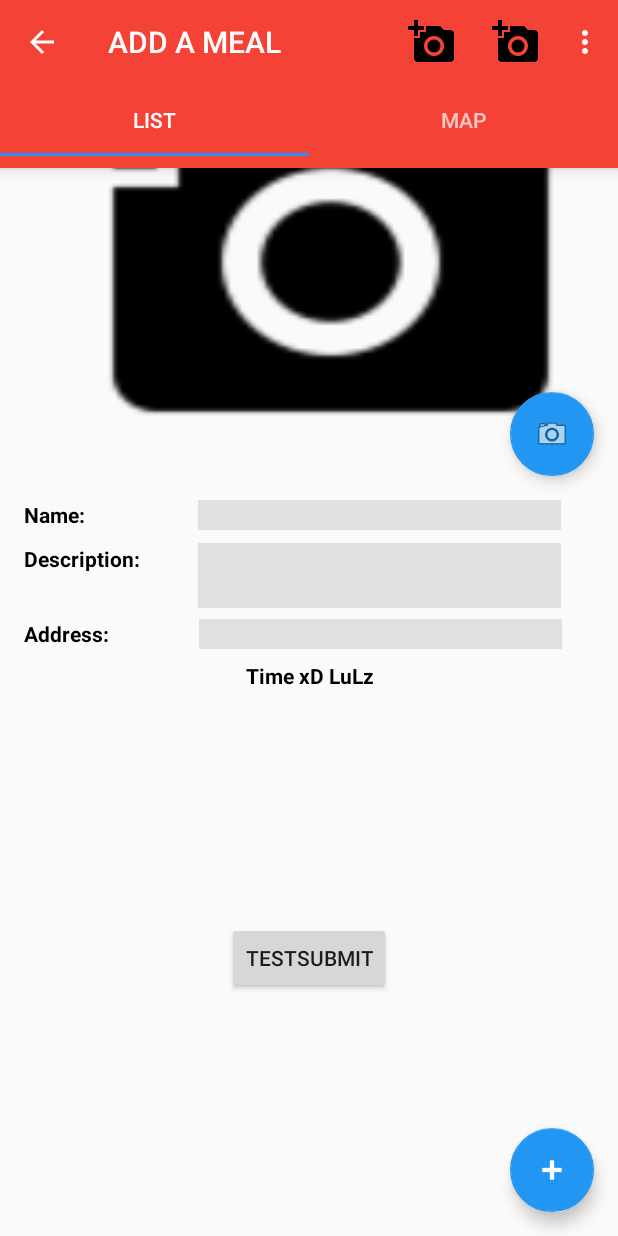
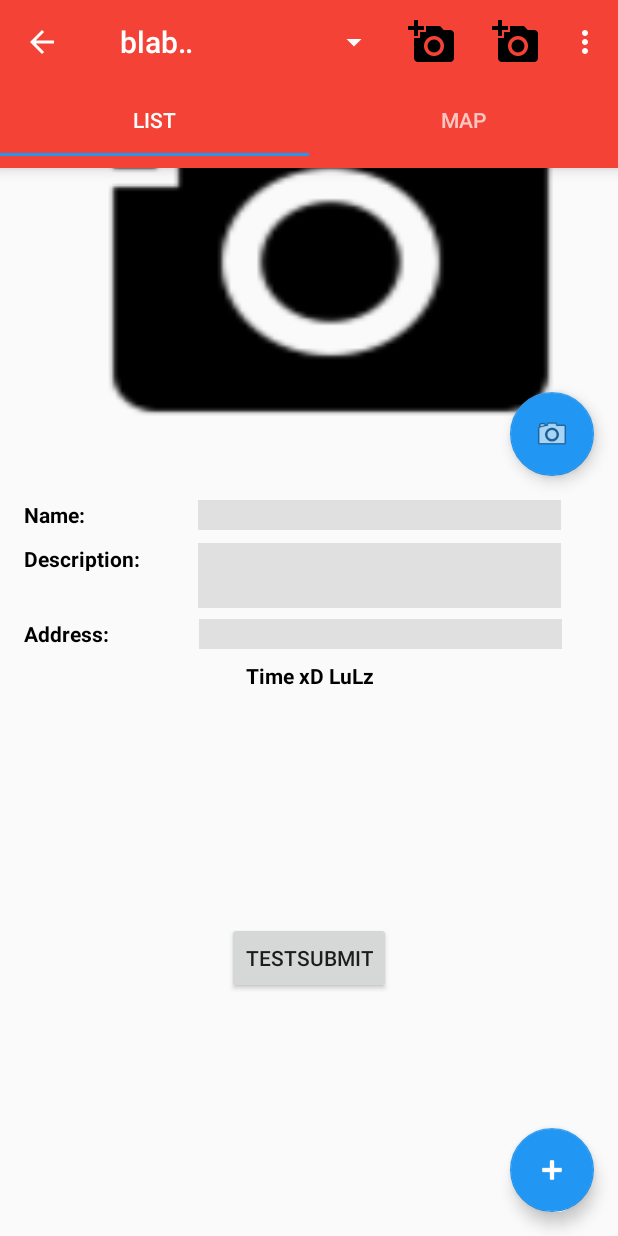
Before and after one commit to jofranz/FoodTrackerAndroid, an Android app: the screen it shows after launch (SecondMainActivity), after a tap on an icon or button, on a phone screen of 412 x 824 dp. Run offline under Robolectric (Android 15) with nearby library versions, the phone set to English and light mode, and no system bars; our stand-ins replace Room's generated code.

Commit message:
Added drop down spinner example to TableFragment.

```diff
--- a/app/src/main/java/app/foodtracker/de/foodtracker/UI/TableFragment.kt
+++ b/app/src/main/java/app/foodtracker/de/foodtracker/UI/TableFragment.kt
@@ -1,13 +1,18 @@
 package app.foodtracker.de.foodtracker.UI
 
+import android.app.ActionBar
+import android.os.Build
 import android.os.Bundle
 import android.support.design.widget.FloatingActionButton
 import android.support.v4.app.Fragment
+import android.support.v7.app.AppCompatActivity
 import android.support.v7.widget.LinearLayoutManager
 import android.support.v7.widget.RecyclerView
 import android.view.LayoutInflater
 import android.view.View
+import android.view.View.OnClickListener
 import android.view.ViewGroup
+import android.widget.ArrayAdapter
 import app.foodtracker.de.foodtracker.*
 import app.foodtracker.de.foodtracker.Model.AppDatabase
 import app.foodtracker.de.foodtracker.Presenter.RecyclerAdapter
@@ -16,7 +21,12 @@ import app.foodtracker.de.foodtracker.Presenter.RecyclerAdapter
 /**
  * Created by normen on 12.11.17.
  */
-class TableFragment : Fragment() {
+class TableFragment : Fragment(), OnClickListener{
+
+
+    override fun onClick(v: View?) {
+        print("clicked !!!!!")
+    }
 
 
     private lateinit var adapter: RecyclerAdapter
@@ -30,16 +40,70 @@ class TableFragment : Fragment() {
         val mLayoutManager = LinearLayoutManager(this.activity)
 
 
+
         adapter = RecyclerAdapter(emptyList())
         recyclerView?.layoutManager = mLayoutManager
         recyclerView?.adapter = adapter
         val fab1 = view.findViewById<FloatingActionButton>(R.id.fab)
-        fab1.setOnClickListener(View.OnClickListener {
+        fab1.setOnClickListener(OnClickListener {
             //showsMeals(mdb.mealModel().getAllMeal())
             (activity as SecondMainActivity).changeFragment(0)
         })
+
+
+
+        fun buildNavigationMenu() {
+
+            val days_menu = arrayOfNulls<String>(3)
+
+            for (i in 0 until days_menu.size) {
+                days_menu[i] = "blablablablablablablablalalala"
+            }
+
+            val actionBar = (activity as AppCompatActivity).supportActionBar
+            actionBar?.setNavigationMode(android.support.v7.app.ActionBar.NAVIGATION_MODE_LIST)
+
+            val arrayAdapter = ArrayAdapter(
+                    actionBar?.getThemedContext(), // added ?
+                    R.layout.support_simple_spinner_dropdown_item_large,
+                    days_menu)
+            arrayAdapter.setDropDownViewResource(R.layout.support_simple_spinner_dropdown_list_item)
+            actionBar?.setListNavigationCallbacks(arrayAdapter, OnDaySelectedListener()) // added ?
+
+
+
+
+        }
+
+        buildNavigationMenu()
         return view
     }
+
+
+
+    // must be moved to kotlin style listener method ^
+    private inner class OnDaySelectedListener : android.support.v7.app.ActionBar.OnNavigationListener {
+
+        private var isSynthetic = true
+
+        override fun onNavigationItemSelected(itemPosition: Int, itemId: Long): Boolean {
+            if (runsAtLeastOnAndroidNougat() && isSynthetic) {
+                isSynthetic = false
+                return true
+            }
+            if (itemPosition < 3) {
+                print("!!! selected")
+                return true
+            }
+            return false
+        }
+
+        private fun runsAtLeastOnAndroidNougat(): Boolean {
+            return Build.VERSION.SDK_INT > Build.VERSION_CODES.M
+        }
+
+    }
+
 
     override fun onStart() {
         super.onStart()
--- /dev/null
+++ b/app/src/main/res/layout/support_simple_spinner_dropdown_item_large.xml
@@ -0,0 +1,25 @@
+<?xml version="1.0" encoding="utf-8"?>
+<!--
+**
+** Copyright 2008, The Android Open Source Project
+**
+** Licensed under the Apache License, Version 2.0 (the "License");
+** you may not use this file except in compliance with the License.
+** You may obtain a copy of the License at
+**
+**     http://www.apache.org/licenses/LICENSE-2.0
+**
+** Unless required by applicable law or agreed to in writing, software
+** distributed under the License is distributed on an "AS IS" BASIS,
+** WITHOUT WARRANTIES OR CONDITIONS OF ANY KIND, either express or implied.
+** See the License for the specific language governing permissions and
+** limitations under the License.
+*/
+-->
+<TextView xmlns:android="http://schemas.android.com/apk/res/android"
+    android:id="@android:id/text1"
+    style="@style/MySpinnerDropDownItemStyle"
+    android:singleLine="true"
+    android:layout_width="100px"
+    android:layout_height="?attr/dropdownListPreferredItemHeight"
+    android:ellipsize="marquee"/>
--- a/app/src/main/res/values/styles.xml
+++ b/app/src/main/res/values/styles.xml
@@ -16,4 +16,13 @@
 
     <style name="AppTheme.PopupOverlay" parent="ThemeOverlay.AppCompat.Light" />
 
+    <style name="MySpinnerDropDownItemStyle" parent="Widget.AppCompat.DropDownItem.Spinner">
+        <item name="android:textAppearance">@style/TextAppearance.AppCompat.Widget.ActionBar.Title
+        </item>
+    </style>
+
+    <style name="MySpinnerDropDownItemListStyle" parent="Widget.AppCompat.DropDownItem.Spinner">
+        <item name="android:paddingLeft">16dp</item>
+    </style>
+
 </resources>
```
Also changed, not shown: app/src/main/res/layout/support_simple_spinner_dropdown_list_item.xml (added, +25 -0 lines).
